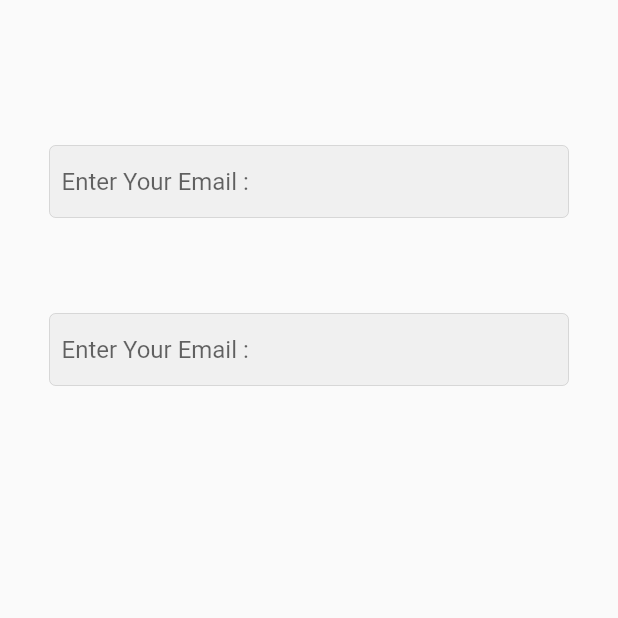
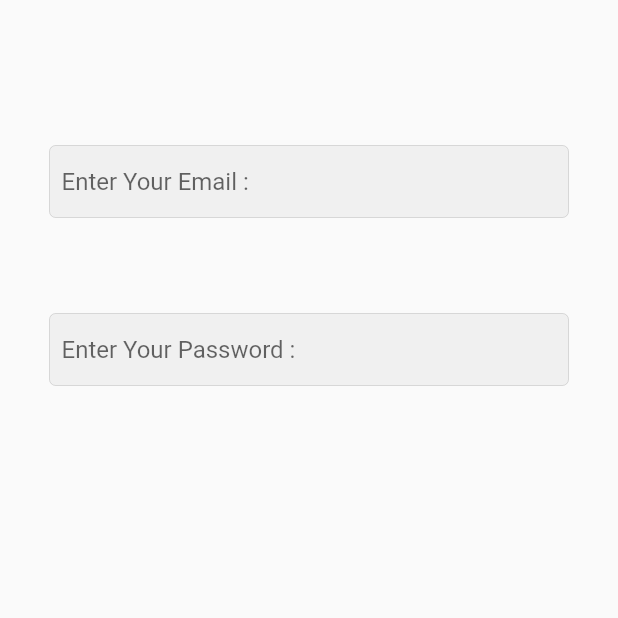
Before and after one commit to 3bdulra7manAmir/E-Commerce-App, a Flutter app: the screen it shows after launch, on a phone screen of 412 x 824 dp, the top half of it. Run offline on Flutter 3.47's test engine with Material 2 defaults, Android fonts, the light colour scheme and no system bars.

Commit message:
AbdulrahmanAmir - LoginPage

```diff
--- a/lib/pages/login.dart
+++ b/lib/pages/login.dart
@@ -47,7 +47,7 @@ class Login extends StatelessWidget {
                       .emailAddress, //keyboard type either email or password or date etc
                   obscureText: true, //**** stars password
                   decoration: InputDecoration(
-                    hintText: "Enter Your Email : ",
+                    hintText: "Enter Your Password : ",
 // To delete borders
                     enabledBorder: OutlineInputBorder(
                       borderSide: Divider.createBorderSide(context),
```
